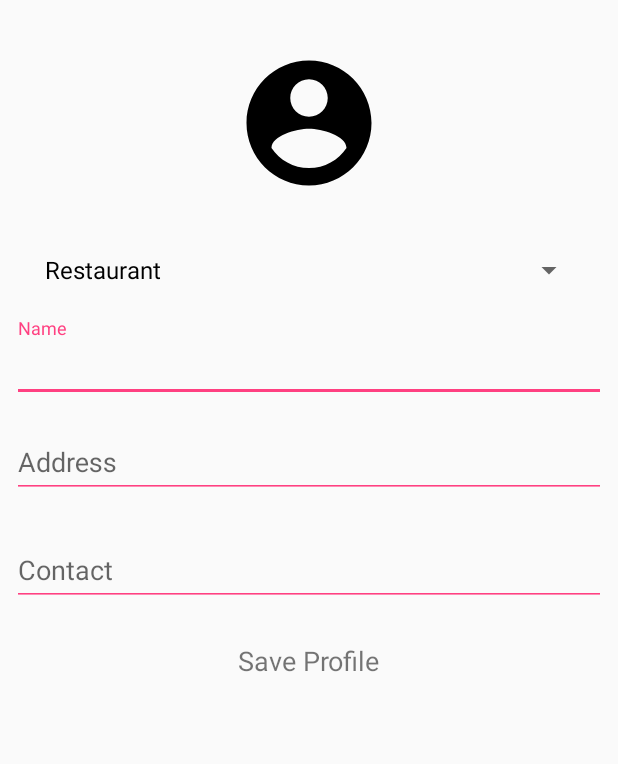
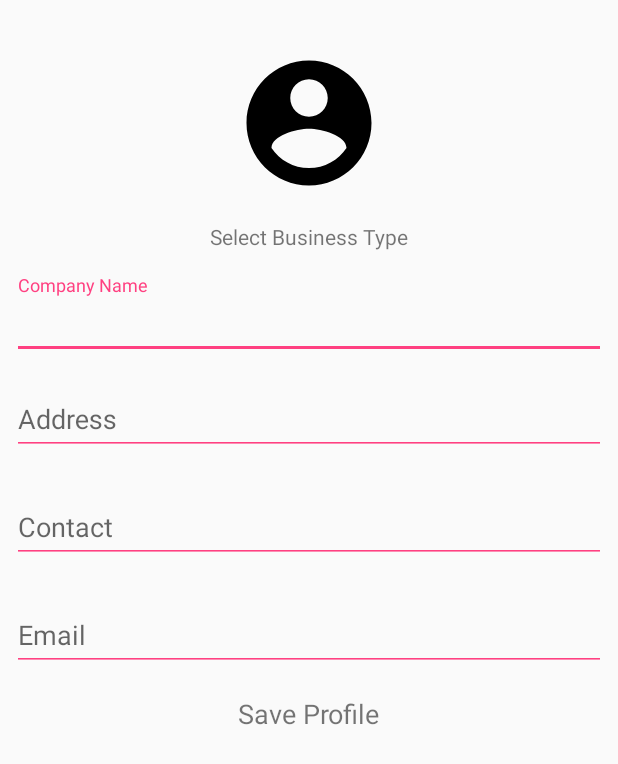
Before and after one commit to AceVincentGonzaga/WonderA, an Android app: the OwernerRegistration screen opened directly, with no data from a screen before it, on a phone screen of 412 x 824 dp. Shown: the top 764 px of the screen. Run offline under Robolectric (Android 15) with nearby library versions, the phone set to English and light mode, and no system bars; our stand-ins replace CircleImageView, Firebase (no records; nobody signed in at launch, a user with empty details on screens opened directly); libraries missing offline, so code that uses them is left out: io.nlopez.smartlocation; 2 statements that could not run were skipped.

Commit message:
get current location, select business type dialog

```diff
--- a/WanderAOwner/app/build.gradle
+++ b/WanderAOwner/app/build.gradle
@@ -22,6 +22,7 @@ dependencies {
     implementation fileTree(dir: 'libs', include: ['*.jar'])
     implementation 'com.android.support:appcompat-v7:27.1.1'
     implementation 'com.android.support.constraint:constraint-layout:1.1.2'
+    implementation 'com.google.android.gms:play-services-location:15.0.1'
     implementation 'com.google.firebase:firebase-core:16.0.1'
     implementation 'com.google.firebase:firebase-auth:16.0.2'
     implementation 'com.google.android.gms:play-services-auth:15.0.1'
@@ -34,6 +35,7 @@ dependencies {
     implementation 'com.android.support:design:27.1.1'
     //smart location for location
     implementation 'io.nlopez.smartlocation:library:3.3.3'
+    implementation 'io.nlopez.smartlocation:rx:3.3.3'
 
 }
 
--- a/WanderAOwner/app/src/main/java/com/wandera/wanderaowner/MainActivity.java
+++ b/WanderAOwner/app/src/main/java/com/wandera/wanderaowner/MainActivity.java
@@ -94,4 +94,9 @@ public class MainActivity extends AppCompatActivity {
                     }
                 });
     }
+
+    private void saveProfile(String Id,String btype,String bname,String bAddress,
+                             String bContact,String bEmail){
+
+    }
 }
--- a/WanderAOwner/app/src/main/res/layout/activity_main.xml
+++ b/WanderAOwner/app/src/main/res/layout/activity_main.xml
@@ -4,6 +4,7 @@
     xmlns:tools="http://schemas.android.com/tools"
     android:layout_width="match_parent"
     android:layout_height="match_parent"
+    android:padding="32dp"
     tools:context=".MainActivity">
 
     <TextView
--- a/WanderAOwner/app/src/main/res/layout/activity_owerner_registration.xml
+++ b/WanderAOwner/app/src/main/res/layout/activity_owerner_registration.xml
@@ -18,13 +18,15 @@
         app:layout_constraintStart_toStartOf="parent"
         app:layout_constraintTop_toTopOf="parent" />
 
-    <Spinner
-        android:id="@+id/businesType"
-        android:layout_width="368dp"
+
+    <TextView
+        android:id="@+id/selectBType"
+        android:layout_width="wrap_content"
         android:layout_height="wrap_content"
         android:layout_marginEnd="8dp"
         android:layout_marginStart="8dp"
-        android:layout_marginTop="24dp"
+        android:layout_marginTop="16dp"
+        android:text="Select Business Type"
         app:layout_constraintEnd_toEndOf="parent"
         app:layout_constraintStart_toStartOf="parent"
         app:layout_constraintTop_toBottomOf="@+id/circleImageView" />
@@ -35,12 +37,12 @@
         android:layout_height="wrap_content"
         android:layout_marginEnd="8dp"
         android:layout_marginStart="8dp"
-        android:layout_marginTop="8dp"
-        android:hint="Name"
+        android:layout_marginTop="16dp"
+        android:hint="Company Name"
         app:layout_constraintEnd_toEndOf="parent"
         app:layout_constraintHorizontal_bias="0.0"
         app:layout_constraintStart_toStartOf="parent"
-        app:layout_constraintTop_toBottomOf="@+id/businesType">
+        app:layout_constraintTop_toBottomOf="@+id/selectBType">
 
         <android.support.design.widget.TextInputEditText
             android:id="@+id/input_name"
@@ -92,18 +94,39 @@
             android:drawablePadding="10dp" />
     </android.support.design.widget.TextInputLayout>
 
+    <android.support.design.widget.TextInputLayout
+        android:id="@+id/field_email"
+        android:layout_width="match_parent"
+        android:layout_height="wrap_content"
+        android:layout_marginEnd="8dp"
+        android:layout_marginStart="8dp"
+        android:layout_marginTop="16dp"
+        android:hint="Email"
+        app:layout_constraintEnd_toEndOf="parent"
+        app:layout_constraintHorizontal_bias="0.0"
+        app:layout_constraintStart_toStartOf="parent"
+        app:layout_constraintTop_toBottomOf="@+id/field_contact">
+
+        <android.support.design.widget.TextInputEditText
+            android:id="@+id/inpt_email"
+            android:layout_width="match_parent"
+            android:layout_height="wrap_content"
+            android:backgroundTint="@color/colorAccent"
+            android:drawablePadding="10dp" />
+    </android.support.design.widget.TextInputLayout>
+
     <TextView
         android:id="@+id/saveProfile"
         android:layout_width="wrap_content"
         android:layout_height="wrap_content"
         android:layout_marginEnd="8dp"
         android:layout_marginStart="8dp"
-        android:layout_marginTop="24dp"
+        android:layout_marginTop="16dp"
         android:text="Save Profile"
         android:textSize="18sp"
         app:layout_constraintEnd_toEndOf="parent"
         app:layout_constraintStart_toStartOf="parent"
-        app:layout_constraintTop_toBottomOf="@+id/field_contact" />
+        app:layout_constraintTop_toBottomOf="@+id/field_email" />
 
 
 
```
Also changed, not shown: WanderAOwner/app/src/main/java/com/wandera/wanderaowner/OwernerRegistration.java (+252 -11 lines), WanderAOwner/app/src/main/res/layout/select_business_type_dialog.xml (added, +59 -0 lines).
